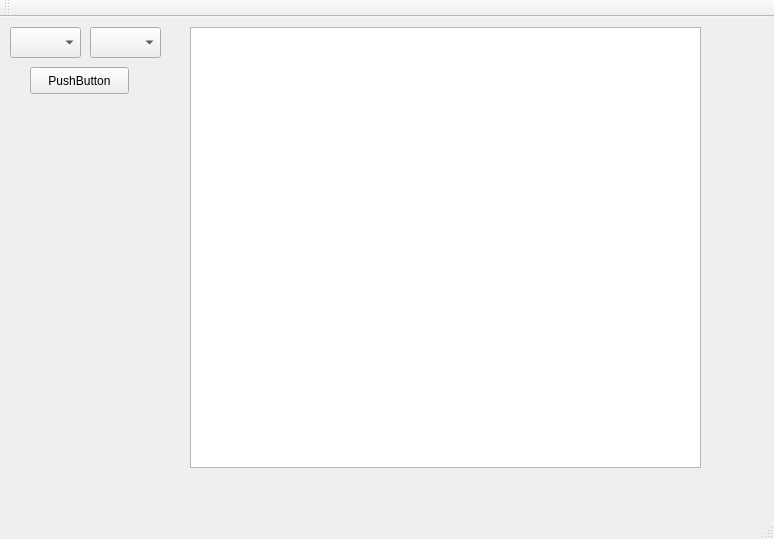
Old version of the form mainwindow.ui in the repository qingqingcaoyuanlin/Uart_i2c.
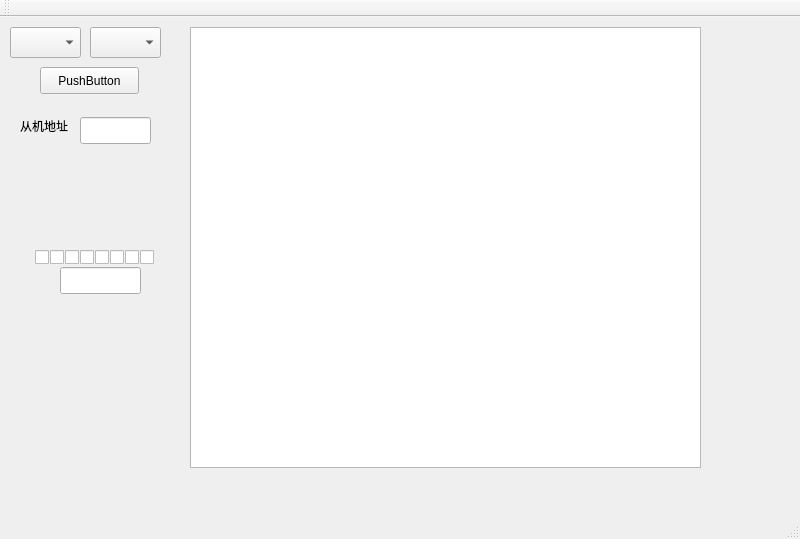
New version of the form.

Diff of the .ui file:
```diff
--- a/mainwindow.ui
+++ b/mainwindow.ui
@@ -2,11 +2,14 @@
 <ui version="4.0">
  <class>MainWindow</class>
  <widget class="QMainWindow" name="MainWindow">
+  <property name="enabled">
+   <bool>true</bool>
+  </property>
   <property name="geometry">
    <rect>
     <x>0</x>
     <y>0</y>
-    <width>774</width>
+    <width>800</width>
     <height>539</height>
    </rect>
   </property>
@@ -53,7 +56,7 @@
    <widget class="QPushButton" name="pushButton">
     <property name="geometry">
      <rect>
-      <x>30</x>
+      <x>40</x>
       <y>50</y>
       <width>99</width>
       <height>27</height>
@@ -63,6 +66,191 @@
      <string>PushButton</string>
     </property>
    </widget>
+   <widget class="QLineEdit" name="lineEdit">
+    <property name="geometry">
+     <rect>
+      <x>80</x>
+      <y>100</y>
+      <width>71</width>
+      <height>27</height>
+     </rect>
+    </property>
+   </widget>
+   <widget class="QLabel" name="label">
+    <property name="geometry">
+     <rect>
+      <x>20</x>
+      <y>100</y>
+      <width>67</width>
+      <height>17</height>
+     </rect>
+    </property>
+    <property name="text">
+     <string>从机地址</string>
+    </property>
+   </widget>
+   <widget class="QLineEdit" name="lineEdit_2">
+    <property name="geometry">
+     <rect>
+      <x>60</x>
+      <y>250</y>
+      <width>81</width>
+      <height>27</height>
+     </rect>
+    </property>
+   </widget>
+   <widget class="QCheckBox" name="checkBox">
+    <property name="geometry">
+     <rect>
+      <x>140</x>
+      <y>230</y>
+      <width>20</width>
+      <height>20</height>
+     </rect>
+    </property>
+    <property name="text">
+     <string/>
+    </property>
+    <property name="iconSize">
+     <size>
+      <width>8</width>
+      <height>8</height>
+     </size>
+    </property>
+   </widget>
+   <widget class="QCheckBox" name="checkBox_2">
+    <property name="geometry">
+     <rect>
+      <x>125</x>
+      <y>230</y>
+      <width>20</width>
+      <height>20</height>
+     </rect>
+    </property>
+    <property name="text">
+     <string/>
+    </property>
+    <property name="iconSize">
+     <size>
+      <width>8</width>
+      <height>8</height>
+     </size>
+    </property>
+   </widget>
+   <widget class="QCheckBox" name="checkBox_3">
+    <property name="geometry">
+     <rect>
+      <x>110</x>
+      <y>230</y>
+      <width>20</width>
+      <height>20</height>
+     </rect>
+    </property>
+    <property name="text">
+     <string/>
+    </property>
+    <property name="iconSize">
+     <size>
+      <width>8</width>
+      <height>8</height>
+     </size>
+    </property>
+   </widget>
+   <widget class="QCheckBox" name="checkBox_4">
+    <property name="geometry">
+     <rect>
+      <x>95</x>
+      <y>230</y>
+      <width>20</width>
+      <height>20</height>
+     </rect>
+    </property>
+    <property name="text">
+     <string/>
+    </property>
+    <property name="iconSize">
+     <size>
+      <width>8</width>
+      <height>8</height>
+     </size>
+    </property>
+   </widget>
+   <widget class="QCheckBox" name="checkBox_5">
+    <property name="geometry">
+     <rect>
+      <x>80</x>
+      <y>230</y>
+      <width>20</width>
+      <height>20</height>
+     </rect>
+    </property>
+    <property name="text">
+     <string/>
+    </property>
+    <property name="iconSize">
+     <size>
+      <width>8</width>
+      <height>8</height>
+     </size>
+    </property>
+   </widget>
+   <widget class="QCheckBox" name="checkBox_6">
+    <property name="geometry">
+     <rect>
+      <x>65</x>
+      <y>230</y>
+      <width>20</width>
+      <height>20</height>
+     </rect>
+    </property>
+    <property name="text">
+     <string/>
+    </property>
+    <property name="iconSize">
+     <size>
+      <width>8</width>
+      <height>8</height>
+     </size>
+    </property>
+   </widget>
+   <widget class="QCheckBox" name="checkBox_7">
+    <property name="geometry">
+     <rect>
+      <x>50</x>
+      <y>230</y>
+      <width>20</width>
+      <height>20</height>
+     </rect>
+    </property>
+    <property name="text">
+     <string/>
+    </property>
+    <property name="iconSize">
+     <size>
+      <width>8</width>
+      <height>8</height>
+     </size>
+    </property>
+   </widget>
+   <widget class="QCheckBox" name="checkBox_8">
+    <property name="geometry">
+     <rect>
+      <x>35</x>
+      <y>230</y>
+      <width>20</width>
+      <height>20</height>
+     </rect>
+    </property>
+    <property name="text">
+     <string/>
+    </property>
+    <property name="iconSize">
+     <size>
+      <width>8</width>
+      <height>8</height>
+     </size>
+    </property>
+   </widget>
   </widget>
   <widget class="QMenuBar" name="menuBar">
    <property name="geometry">
```
Left out of the diff: 2 changed lines with no effect on the pictures.
